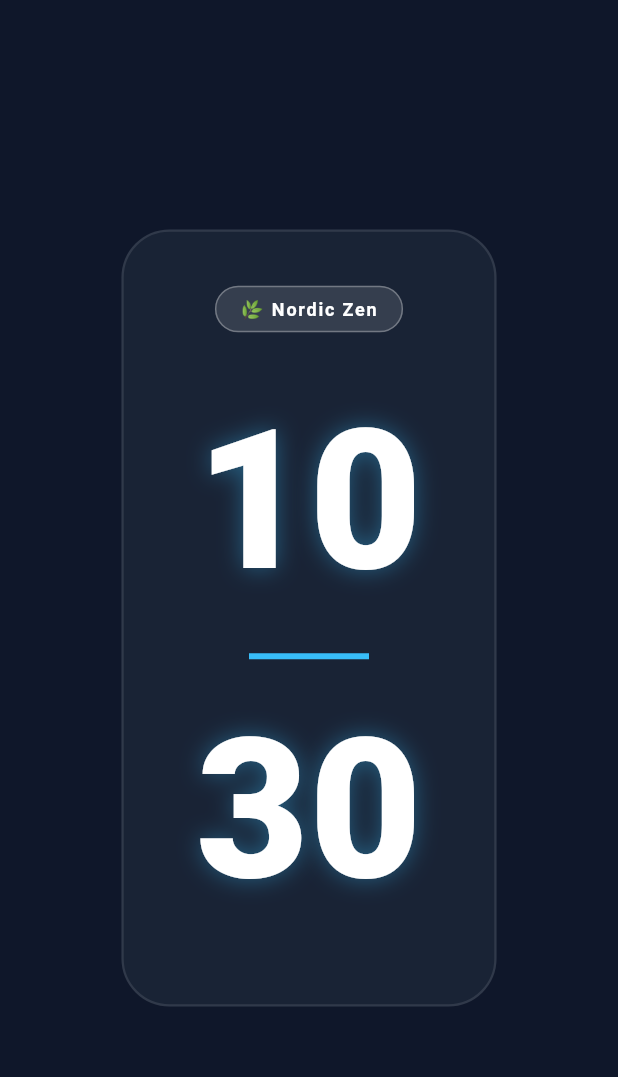
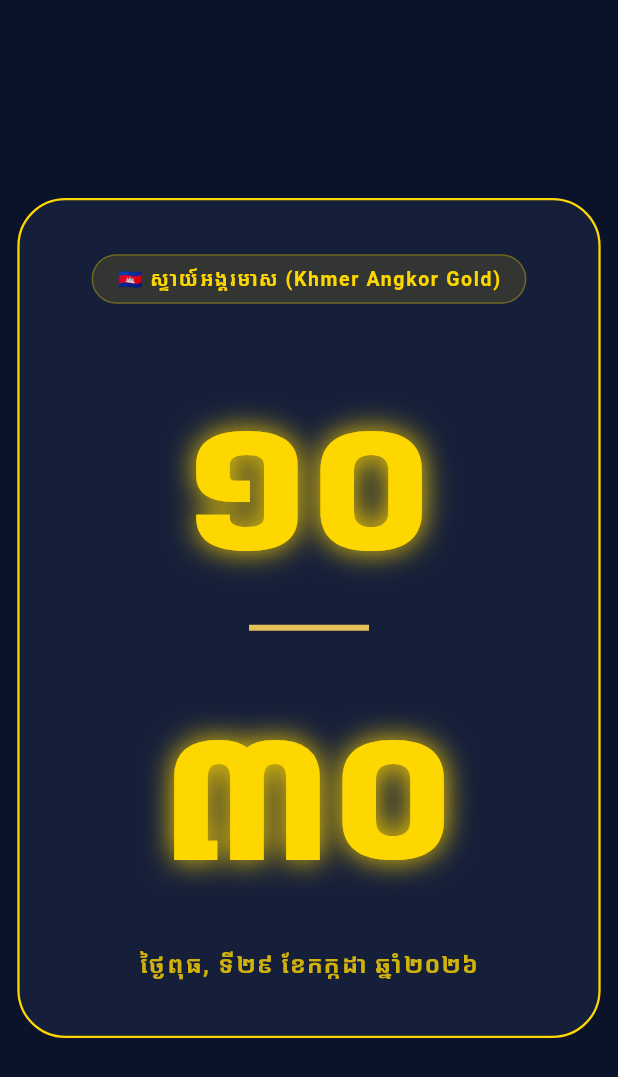
Before and after one commit to vathsathya/zen-clock, a Flutter app: the screen it shows after launch, on a phone screen of 412 x 824 dp. Shown: the top 1077 px of the screen. Run offline on Flutter 3.47's test engine with Material 3 defaults, Android fonts, the phone set to English and light mode, and no system bars; our stand-ins replace shared_preferences; missing offline and left inert: screen_retriever, tray_manager, window_manager.

Commit message:
feat: add Khmer Angkor Gold, Khmer Kbach Silk styles, and Khmer numerals (០,១,២,៣...) support

```diff
--- a/lib/models/clock_settings.dart
+++ b/lib/models/clock_settings.dart
@@ -2,6 +2,9 @@ import 'package:flutter/material.dart';
 import 'package:shared_preferences/shared_preferences.dart';
 
 enum ThemePreset {
+  // Khmer Cultural Themes
+  khmerAngkor, khmerKbach,
+
   // Original 5 Themes
   nordic, cyberpunk, flip, oled, glass,
 
@@ -18,7 +21,7 @@ enum DisplayTarget { secondary, primary }
 enum TimeFormat { h12, h24 }
 
 class ClockSettings extends ChangeNotifier {
-  ThemePreset _themePreset = ThemePreset.nordic;
+  ThemePreset _themePreset = ThemePreset.khmerAngkor;
   DisplayMode _displayMode = DisplayMode.fullscreen;
   OrientationMode _orientationMode = OrientationMode.auto;
   DisplayTarget _displayTarget = DisplayTarget.secondary;
@@ -26,11 +29,12 @@ class ClockSettings extends ChangeNotifier {
 
   bool _showSeconds = true;
   bool _showDate = true;
+  bool _useKhmerDigits = true; // Support Khmer Digits (០, ១, ២, ៣...)
   bool _oledPixelShift = true;
   bool _preventDisplaySleep = true;
   bool _alwaysOnTop = true;
   double _glassOpacity = 0.65;
-  String _fontFamily = 'Outfit';
+  String _fontFamily = 'Kantumruy Pro';
 
   ThemePreset get themePreset => _themePreset;
   DisplayMode get displayMode => _displayMode;
@@ -39,6 +43,7 @@ class ClockSettings extends ChangeNotifier {
   TimeFormat get timeFormat => _timeFormat;
   bool get showSeconds => _showSeconds;
   bool get showDate => _showDate;
+  bool get useKhmerDigits => _useKhmerDigits;
   bool get oledPixelShift => _oledPixelShift;
   bool get preventDisplaySleep => _preventDisplaySleep;
   bool get alwaysOnTop => _alwaysOnTop;
@@ -53,15 +58,19 @@ class ClockSettings extends ChangeNotifier {
     final prefs = await SharedPreferences.getInstance();
     _showSeconds = prefs.getBool('showSeconds') ?? true;
     _showDate = prefs.getBool('showDate') ?? true;
+    _useKhmerDigits = prefs.getBool('useKhmerDigits') ?? true;
     _oledPixelShift = prefs.getBool('oledPixelShift') ?? true;
     _preventDisplaySleep = prefs.getBool('preventDisplaySleep') ?? true;
     _alwaysOnTop = prefs.getBool('alwaysOnTop') ?? true;
-    _fontFamily = prefs.getString('fontFamily') ?? 'Outfit';
+    _fontFamily = prefs.getString('fontFamily') ?? 'Kantumruy Pro';
     notifyListeners();
   }
 
   void setTheme(ThemePreset preset) {
     _themePreset = preset;
+    if (preset == ThemePreset.khmerAngkor || preset == ThemePreset.khmerKbach) {
+      _useKhmerDigits = true;
+    }
     notifyListeners();
   }
 
@@ -85,6 +94,11 @@ class ClockSettings extends ChangeNotifier {
     notifyListeners();
   }
 
+  void toggleKhmerDigits(bool val) {
+    _useKhmerDigits = val;
+    notifyListeners();
+  }
+
   void toggleOledPixelShift(bool val) {
     _oledPixelShift = val;
     notifyListeners();
--- a/lib/views/clock_view.dart
+++ b/lib/views/clock_view.dart
@@ -36,6 +36,14 @@ class _ClockViewState extends State<ClockView> {
   int _shiftX = 0;
   int _shiftY = 0;
 
+  static const List<String> _khmerDays = [
+    'ថ្ងៃច័ន្ទ', 'ថ្ងៃអង្គារ', 'ថ្ងៃពុធ', 'ថ្ងៃព្រហស្បតិ៍', 'ថ្ងៃសុក្រ', 'ថ្ងៃសៅរ៍', 'ថ្ងៃអាទិត្យ'
+  ];
+
+  static const List<String> _khmerMonths = [
+    'មករា', 'កុម្ភៈ', 'មីនា', 'មេសា', 'ឧសភា', 'មិថុនា', 'កក្កដា', 'សីហា', 'កញ្ញា', 'តុលា', 'វិច្ឆិកា', 'ធ្នូ'
+  ];
+
   @override
   void initState() {
     super.initState();
@@ -64,8 +72,40 @@ class _ClockViewState extends State<ClockView> {
     super.dispose();
   }
 
+  String _toKhmerDigits(String input) {
+    const arabic = ['0', '1', '2', '3', '4', '5', '6', '7', '8', '9'];
+    const khmer = ['០', '១', '២', '៣', '៤', '៥', '៦', '៧', '៨', '៩'];
+    String result = input;
+    for (int i = 0; i < arabic.length; i++) {
+      result = result.replaceAll(arabic[i], khmer[i]);
+    }
+    return result;
+  }
+
   ClockStyleData _getStyleData(ThemePreset preset) {
     switch (preset) {
+      // Khmer Cultural Themes
+      case ThemePreset.khmerAngkor:
+        return const ClockStyleData(
+          name: "🇰🇭 ស្ទាយ៍អង្គរមាស (Khmer Angkor Gold)",
+          bgColor: Color(0xFF0B132B),
+          cardColor: Color(0xFF1C2541),
+          textColor: Color(0xFFFFD700),
+          accentColor: Color(0xFFE5C158),
+          borderColor: Color(0xFFFFD700),
+          shadows: [Shadow(color: Color(0xFFFFD700), blurRadius: 25)],
+        );
+      case ThemePreset.khmerKbach:
+        return const ClockStyleData(
+          name: "🇰🇭 ស្ទាយ៍ក្បាច់បុរាណ (Khmer Kbach Silk)",
+          bgColor: Color(0xFF3D0007),
+          cardColor: Color(0xFF5E000C),
+          textColor: Color(0xFFFBE8A6),
+          accentColor: Color(0xFFD4AF37),
+          borderColor: Color(0xFFD4AF37),
+          shadows: [Shadow(color: Color(0xFFD4AF37), blurRadius: 20)],
+        );
+
       // Original 5 Themes
       case ThemePreset.nordic:
         return const ClockStyleData(
@@ -327,12 +367,22 @@ class _ClockViewState extends State<ClockView> {
     final settings = Provider.of<ClockSettings>(context);
     final style = _getStyleData(settings.themePreset);
 
-    final hours = settings.timeFormat == TimeFormat.h12
+    String rawHours = settings.timeFormat == TimeFormat.h12
         ? (_now.hour % 12 == 0 ? 12 : _now.hour % 12).toString().padLeft(2, '0')
         : _now.hour.toString().padLeft(2, '0');
-    final minutes = _now.minute.toString().padLeft(2, '0');
-    final seconds = _now.second.toString().padLeft(2, '0');
-    final amPm = settings.timeFormat == TimeFormat.h12 ? (_now.hour >= 12 ? 'PM' : 'AM') : '';
+    String rawMinutes = _now.minute.toString().padLeft(2, '0');
+    String rawSeconds = _now.second.toString().padLeft(2, '0');
+    String amPm = settings.timeFormat == TimeFormat.h12 ? (_now.hour >= 12 ? 'PM' : 'AM') : '';
+
+    final hours = settings.useKhmerDigits ? _toKhmerDigits(rawHours) : rawHours;
+    final minutes = settings.useKhmerDigits ? _toKhmerDigits(rawMinutes) : rawMinutes;
+    final seconds = settings.useKhmerDigits ? _toKhmerDigits(rawSeconds) : rawSeconds;
+
+    // Date formatting (Khmer vs English)
+    final khmerDay = _khmerDays[_now.weekday - 1];
+    final khmerMonth = _khmerMonths[_now.month - 1];
+    final khmerYear = _toKhmerDigits(_now.year.toString());
+    final khmerDateStr = "$khmerDay, ទី${_toKhmerDigits(_now.day.toString())} ខែ$khmerMonth ឆ្នាំ$khmerYear";
 
     final isPortrait = MediaQuery.of(context).orientation == Orientation.portrait || settings.orientationMode == OrientationMode.vertical;
 
@@ -365,7 +415,7 @@ class _ClockViewState extends State<ClockView> {
                   ),
                   child: Text(
                     style.name,
-                    style: TextStyle(fontSize: 12, fontWeight: FontWeight.bold, color: style.textColor, letterSpacing: 1.2),
+                    style: TextStyle(fontSize: 13, fontWeight: FontWeight.bold, color: style.textColor, letterSpacing: 1.1),
                   ),
                 ),
 
@@ -417,6 +467,15 @@ class _ClockViewState extends State<ClockView> {
                     style: TextStyle(fontSize: 130, fontWeight: FontWeight.w900, color: style.textColor, shadows: style.shadows),
                   ),
                 ],
+
+                // Date Display (Khmer Date / Standard Date)
+                if (settings.showDate) ...[
+                  const SizedBox(height: 16),
+                  Text(
+                    settings.useKhmerDigits ? khmerDateStr : "WED, JUL 30, 2026",
+                    style: TextStyle(fontSize: 16, fontWeight: FontWeight.w600, color: style.textColor.withOpacity(0.8), letterSpacing: 1.1),
+                  ),
+                ],
               ],
             ),
           ),
```
